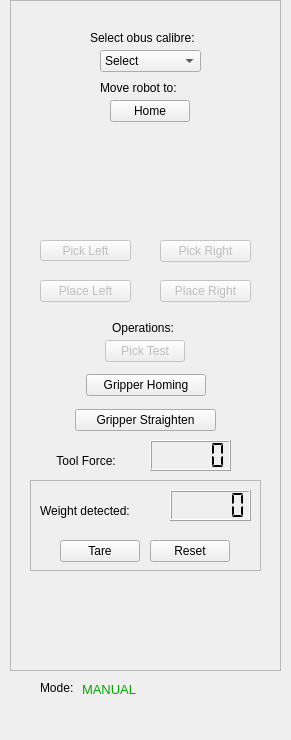
Before: the Qt Designer form resource/RqtKuka.ui in asoriano1/rqt_kuka, drawn with Qt 5.
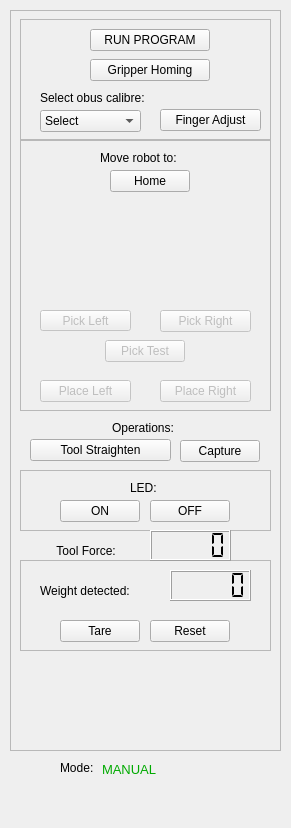
After: the same form once the commit is applied. Icons and pictures are not drawn.

Patch:
```diff
--- a/resource/RqtKuka.ui
+++ b/resource/RqtKuka.ui
@@ -7,7 +7,7 @@
     <x>0</x>
     <y>0</y>
     <width>291</width>
-    <height>740</height>
+    <height>828</height>
    </rect>
   </property>
   <property name="windowTitle">
@@ -23,16 +23,16 @@
      <x>0</x>
      <y>0</y>
      <width>291</width>
-     <height>711</height>
+     <height>821</height>
     </rect>
    </property>
    <widget class="QFrame" name="frame">
     <property name="geometry">
      <rect>
       <x>10</x>
-      <y>0</y>
+      <y>10</y>
       <width>271</width>
-      <height>671</height>
+      <height>741</height>
      </rect>
     </property>
     <property name="frameShape">
@@ -45,7 +45,7 @@
      <property name="geometry">
       <rect>
        <x>30</x>
-       <y>580</y>
+       <y>650</y>
        <width>211</width>
        <height>81</height>
       </rect>
@@ -63,8 +63,8 @@
     <widget class="QComboBox" name="calibre_comboBox">
      <property name="geometry">
       <rect>
-       <x>90</x>
-       <y>50</y>
+       <x>30</x>
+       <y>100</y>
        <width>101</width>
        <height>22</height>
       </rect>
@@ -101,8 +101,8 @@
     <widget class="QLabel" name="Select_obus_label">
      <property name="geometry">
       <rect>
-       <x>80</x>
-       <y>30</y>
+       <x>30</x>
+       <y>80</y>
        <width>141</width>
        <height>16</height>
       </rect>
@@ -115,7 +115,7 @@
      <property name="geometry">
       <rect>
        <x>30</x>
-       <y>500</y>
+       <y>570</y>
        <width>121</width>
        <height>21</height>
       </rect>
@@ -128,7 +128,7 @@
      <property name="geometry">
       <rect>
        <x>40</x>
-       <y>450</y>
+       <y>530</y>
        <width>121</width>
        <height>21</height>
       </rect>
@@ -141,7 +141,7 @@
      <property name="geometry">
       <rect>
        <x>140</x>
-       <y>440</y>
+       <y>520</y>
        <width>81</width>
        <height>31</height>
       </rect>
@@ -157,7 +157,7 @@
      <property name="geometry">
       <rect>
        <x>95</x>
-       <y>340</y>
+       <y>330</y>
        <width>80</width>
        <height>22</height>
       </rect>
@@ -173,7 +173,7 @@
      <property name="geometry">
       <rect>
        <x>100</x>
-       <y>100</y>
+       <y>160</y>
        <width>80</width>
        <height>22</height>
       </rect>
@@ -186,7 +186,7 @@
      <property name="geometry">
       <rect>
        <x>160</x>
-       <y>490</y>
+       <y>560</y>
        <width>81</width>
        <height>31</height>
       </rect>
@@ -202,7 +202,7 @@
      <property name="geometry">
       <rect>
        <x>90</x>
-       <y>80</y>
+       <y>140</y>
        <width>101</width>
        <height>16</height>
       </rect>
@@ -215,7 +215,7 @@
      <property name="geometry">
       <rect>
        <x>102</x>
-       <y>320</y>
+       <y>410</y>
        <width>91</width>
        <height>16</height>
       </rect>
@@ -230,14 +230,14 @@
      </property>
      <property name="geometry">
       <rect>
-       <x>65</x>
-       <y>409</y>
+       <x>20</x>
+       <y>429</y>
        <width>141</width>
        <height>22</height>
       </rect>
      </property>
      <property name="text">
-      <string>Gripper Straighten</string>
+      <string>Tool Straighten</string>
      </property>
     </widget>
     <widget class="QPushButton" name="tare_button">
@@ -247,7 +247,7 @@
      <property name="geometry">
       <rect>
        <x>50</x>
-       <y>540</y>
+       <y>610</y>
        <width>80</width>
        <height>22</height>
       </rect>
@@ -263,7 +263,7 @@
      <property name="geometry">
       <rect>
        <x>140</x>
-       <y>540</y>
+       <y>610</y>
        <width>80</width>
        <height>22</height>
       </rect>
@@ -312,9 +312,9 @@
     <widget class="QFrame" name="frame_2">
      <property name="geometry">
       <rect>
-       <x>20</x>
-       <y>480</y>
-       <width>231</width>
+       <x>10</x>
+       <y>550</y>
+       <width>251</width>
        <height>91</height>
       </rect>
      </property>
@@ -332,7 +332,7 @@
      <property name="geometry">
       <rect>
        <x>150</x>
-       <y>240</y>
+       <y>300</y>
        <width>91</width>
        <height>22</height>
       </rect>
@@ -412,7 +412,7 @@
      <property name="geometry">
       <rect>
        <x>30</x>
-       <y>280</y>
+       <y>370</y>
        <width>91</width>
        <height>22</height>
       </rect>
@@ -465,7 +465,7 @@
      <property name="geometry">
       <rect>
        <x>150</x>
-       <y>280</y>
+       <y>370</y>
        <width>91</width>
        <height>22</height>
       </rect>
@@ -515,7 +515,7 @@
      <property name="geometry">
       <rect>
        <x>80</x>
-       <y>130</y>
+       <y>190</y>
        <width>111</width>
        <height>91</height>
       </rect>
@@ -537,52 +537,169 @@
      <property name="geometry">
       <rect>
        <x>30</x>
-       <y>240</y>
+       <y>300</y>
        <width>91</width>
        <height>21</height>
       </rect>
      </property>
-     <property name="palette">
-      <palette>
-       <active>
-        <colorrole role="ButtonText">
-         <brush brushstyle="SolidPattern">
-          <color alpha="255">
-           <red>170</red>
-           <green>0</green>
-           <blue>0</blue>
-          </color>
-         </brush>
-        </colorrole>
-       </active>
-       <inactive>
-        <colorrole role="ButtonText">
-         <brush brushstyle="SolidPattern">
-          <color alpha="255">
-           <red>170</red>
-           <green>0</green>
-           <blue>0</blue>
-          </color>
-         </brush>
-        </colorrole>
-       </inactive>
-       <disabled>
-        <colorrole role="ButtonText">
-         <brush brushstyle="SolidPattern">
-          <color alpha="255">
-           <red>190</red>
-           <green>190</green>
-           <blue>190</blue>
-          </color>
-         </brush>
-        </colorrole>
-       </disabled>
-      </palette>
-     </property>
      <property name="text">
       <string>Pick Left</string>
      </property>
     </widget>
+    <widget class="QFrame" name="frame_3">
+     <property name="geometry">
+      <rect>
+       <x>10</x>
+       <y>9</y>
+       <width>251</width>
+       <height>121</height>
+      </rect>
+     </property>
+     <property name="frameShape">
+      <enum>QFrame::StyledPanel</enum>
+     </property>
+     <property name="frameShadow">
+      <enum>QFrame::Raised</enum>
+     </property>
+     <widget class="QPushButton" name="Finger_Adjust_Button">
+      <property name="enabled">
+       <bool>true</bool>
+      </property>
+      <property name="geometry">
+       <rect>
+        <x>140</x>
+        <y>90</y>
+        <width>101</width>
+        <height>22</height>
+       </rect>
+      </property>
+      <property name="text">
+       <string>Finger Adjust</string>
+      </property>
+     </widget>
+     <widget class="QPushButton" name="Gripper_Homing_Button">
+      <property name="geometry">
+       <rect>
+        <x>70</x>
+        <y>40</y>
+        <width>120</width>
+        <height>22</height>
+       </rect>
+      </property>
+      <property name="text">
+       <string>Gripper Homing</string>
+      </property>
+     </widget>
+     <widget class="QPushButton" name="Run_Program_Button">
+      <property name="geometry">
+       <rect>
+        <x>70</x>
+        <y>10</y>
+        <width>120</width>
+        <height>22</height>
+       </rect>
+      </property>
+      <property name="text">
+       <string>RUN PROGRAM</string>
+      </property>
+     </widget>
+    </widget>
+    <widget class="QPushButton" name="Capture_Button">
+     <property name="enabled">
+      <bool>true</bool>
+     </property>
+     <property name="geometry">
+      <rect>
+       <x>170</x>
+       <y>430</y>
+       <width>80</width>
+       <height>22</height>
+      </rect>
+     </property>
+     <property name="text">
+      <string>Capture</string>
+     </property>
+    </widget>
+    <widget class="QFrame" name="frame_4">
+     <property name="geometry">
+      <rect>
+       <x>10</x>
+       <y>130</y>
+       <width>251</width>
+       <height>271</height>
+      </rect>
+     </property>
+     <property name="frameShape">
+      <enum>QFrame::StyledPanel</enum>
+     </property>
+     <property name="frameShadow">
+      <enum>QFrame::Raised</enum>
+     </property>
+    </widget>
+    <widget class="QPushButton" name="Led_On_Button">
+     <property name="enabled">
+      <bool>true</bool>
+     </property>
+     <property name="geometry">
+      <rect>
+       <x>50</x>
+       <y>490</y>
+       <width>80</width>
+       <height>22</height>
+      </rect>
+     </property>
+     <property name="text">
+      <string>ON</string>
+     </property>
+    </widget>
+    <widget class="QPushButton" name="Led_Off_Button">
+     <property name="enabled">
+      <bool>true</bool>
+     </property>
+     <property name="geometry">
+      <rect>
+       <x>140</x>
+       <y>490</y>
+       <width>80</width>
+       <height>22</height>
+      </rect>
+     </property>
+     <property name="text">
+      <string>OFF</string>
+     </property>
+    </widget>
+    <widget class="QLabel" name="Gotolabel_3">
+     <property name="geometry">
+      <rect>
+       <x>120</x>
+       <y>470</y>
+       <width>31</width>
+       <height>16</height>
+      </rect>
+     </property>
+     <property name="text">
+      <string>LED:</string>
+     </property>
+    </widget>
+    <widget class="QFrame" name="frame_5">
+     <property name="geometry">
+      <rect>
+       <x>10</x>
+       <y>460</y>
+       <width>251</width>
+       <height>61</height>
+      </rect>
+     </property>
+     <property name="frameShape">
+      <enum>QFrame::StyledPanel</enum>
+     </property>
+     <property name="frameShadow">
+      <enum>QFrame::Raised</enum>
+     </property>
+    </widget>
+    <zorder>frame_5</zorder>
+    <zorder>frame_4</zorder>
+    <zorder>frame_3</zorder>
     <zorder>frame_2</zorder>
     <zorder>label</zorder>
     <zorder>calibre_comboBox</zorder>
@@ -603,26 +720,17 @@
     <zorder>Place_Right_Button</zorder>
     <zorder>label_2</zorder>
     <zorder>Pick_Left_Button</zorder>
+    <zorder>Capture_Button</zorder>
+    <zorder>Led_On_Button</zorder>
+    <zorder>Led_Off_Button</zorder>
+    <zorder>Gotolabel_3</zorder>
    </widget>
   </widget>
-  <widget class="QPushButton" name="Gripper_Homing_Button">
-   <property name="geometry">
-    <rect>
-     <x>86</x>
-     <y>374</y>
-     <width>120</width>
-     <height>22</height>
-    </rect>
-   </property>
-   <property name="text">
-    <string>Gripper Homing</string>
-   </property>
-  </widget>
   <widget class="QLabel" name="label_24">
    <property name="geometry">
     <rect>
-     <x>40</x>
-     <y>680</y>
+     <x>60</x>
+     <y>760</y>
      <width>41</width>
      <height>16</height>
     </rect>
@@ -634,8 +742,8 @@
   <widget class="QLabel" name="mode_label">
    <property name="geometry">
     <rect>
-     <x>82</x>
-     <y>679</y>
+     <x>102</x>
+     <y>759</y>
      <width>151</width>
      <height>20</height>
     </rect>
@@ -659,7 +767,7 @@
    <property name="geometry">
     <rect>
      <x>20</x>
-     <y>690</y>
+     <y>740</y>
      <width>231</width>
      <height>41</height>
     </rect>
@@ -672,7 +780,7 @@
    <property name="geometry">
     <rect>
      <x>170</x>
-     <y>720</y>
+     <y>800</y>
      <width>91</width>
      <height>16</height>
     </rect>
```
